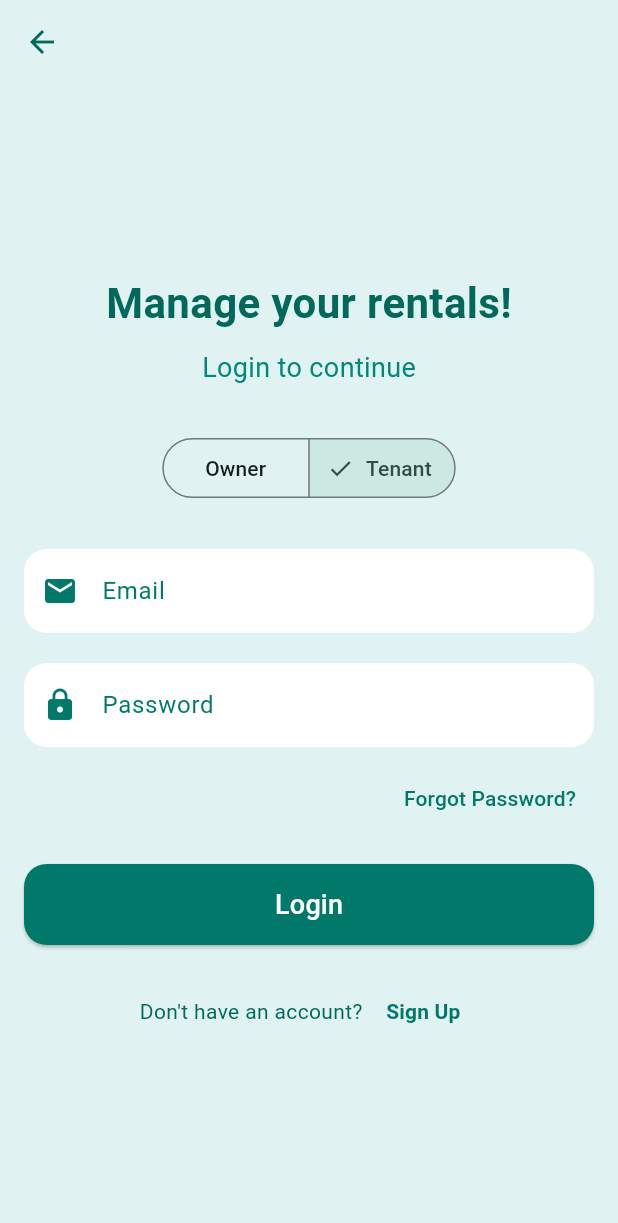
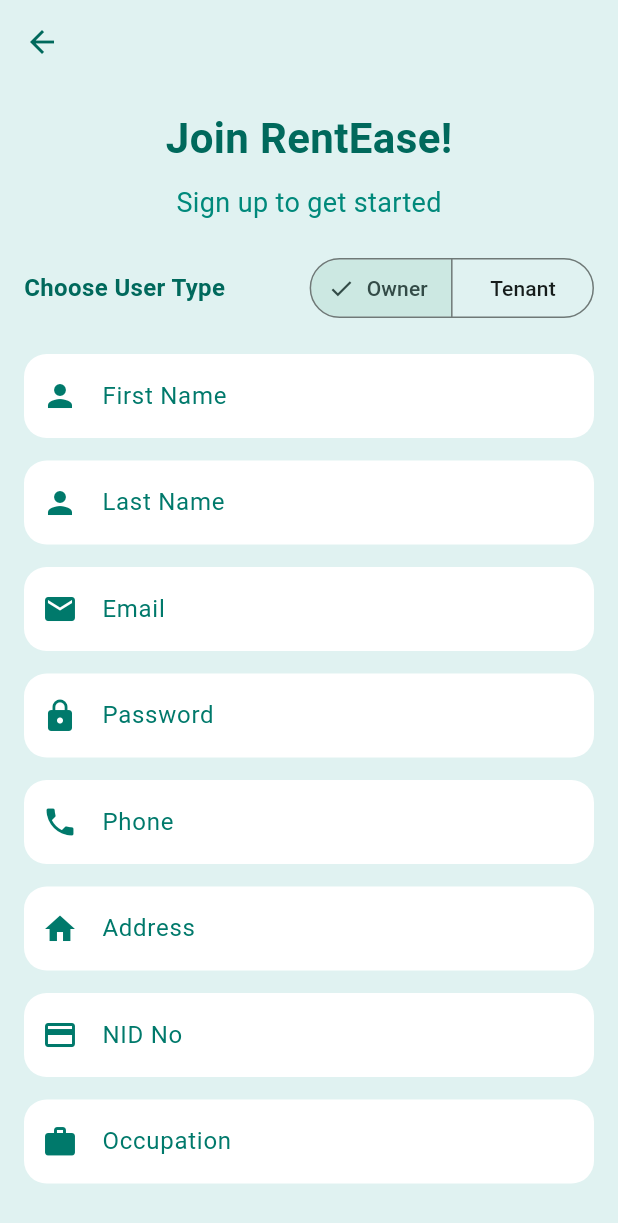
Before and after one commit to ShadmaN1028/RentEase, a Flutter app: the LoginPage screen opened directly, after a tap on "Tenant", after a tap on "Sign Up", on a phone screen of 412 x 824 dp. Shown: the top 1223 px of the screen. Run offline on Flutter 3.47's test engine with Material 3 defaults, Android fonts, the light colour scheme and no system bars; our stand-ins replace lottie.

Commit message:
Login pages all done. Dark mode support left

```diff
--- a/lib/screens/login_pages/login_page.dart
+++ b/lib/screens/login_pages/login_page.dart
@@ -1,5 +1,7 @@
 import 'package:flutter/material.dart';
 import 'package:rentease/data/constants.dart';
+import 'package:rentease/screens/login_pages/reset_password.dart';
+import 'package:rentease/screens/login_pages/signup_page.dart';
 
 class LoginPage extends StatefulWidget {
   const LoginPage({super.key});
@@ -105,7 +107,16 @@ class _LoginPageState extends State<LoginPage> {
                 Align(
                   alignment: Alignment.centerRight,
                   child: TextButton(
-                    onPressed: () {}, // TODO: Implement Forgot Password
+                    onPressed: () {
+                      Navigator.push(
+                        context,
+                        MaterialPageRoute(
+                          builder: (context) {
+                            return ResetPassword();
+                          },
+                        ),
+                      );
+                    },
                     child: Text(
                       "Forgot Password?",
                       style: TextStyle(color: Colors.teal[700]),
@@ -145,7 +156,14 @@ class _LoginPageState extends State<LoginPage> {
                       ),
                       TextButton(
                         onPressed: () {
-                          // TODO: Navigate to Signup Page
+                          Navigator.push(
+                            context,
+                            MaterialPageRoute(
+                              builder: (context) {
+                                return SignupPage();
+                              },
+                            ),
+                          );
                         },
                         child: Text(
                           "Sign Up",
--- /dev/null
+++ b/lib/screens/login_pages/signup_page.dart
@@ -0,0 +1,274 @@
+import 'package:flutter/material.dart';
+import 'package:rentease/data/constants.dart';
+import 'package:rentease/screens/login_pages/login_page.dart';
+
+class SignupPage extends StatefulWidget {
+  const SignupPage({super.key});
+
+  @override
+  State<SignupPage> createState() => _SignupPageState();
+}
+
+class _SignupPageState extends State<SignupPage> {
+  final _formKey = GlobalKey<FormState>();
+  bool isOwner = true; // Default to Owner
+
+  @override
+  Widget build(BuildContext context) {
+    return Scaffold(
+      appBar: AppBar(
+        backgroundColor: BackgroundColor.bgcolor,
+        iconTheme: IconThemeData(color: BackgroundColor.button2),
+      ),
+      backgroundColor: BackgroundColor.bgcolor,
+      body: SafeArea(
+        child: Center(
+          child: Padding(
+            padding: const EdgeInsets.all(16.0),
+            child: SingleChildScrollView(
+              child: Form(
+                key: _formKey,
+                child: Column(
+                  crossAxisAlignment: CrossAxisAlignment.start,
+                  children: [
+                    Center(
+                      child: Text(
+                        "Join RentEase!",
+                        style: TextStyle(
+                          fontSize: 28,
+                          fontWeight: FontWeight.bold,
+                          color: BackgroundColor.textbold,
+                        ),
+                      ),
+                    ),
+                    SizedBox(height: 10),
+                    Center(
+                      child: Text(
+                        "Sign up to get started",
+                        style: TextStyle(
+                          fontSize: 18,
+                          color: BackgroundColor.textlight,
+                        ),
+                      ),
+                    ),
+                    SizedBox(height: 20),
+                    Row(
+                      mainAxisAlignment: MainAxisAlignment.spaceBetween,
+                      children: [
+                        Text(
+                          "Choose User Type",
+                          style: TextStyle(
+                            fontSize: 16,
+                            fontWeight: FontWeight.bold,
+                            color: Colors.teal[800],
+                          ),
+                        ),
+                        SegmentedButton<bool>(
+                          segments: const <ButtonSegment<bool>>[
+                            ButtonSegment<bool>(
+                              value: true,
+                              label: Text('Owner'),
+                            ),
+                            ButtonSegment<bool>(
+                              value: false,
+                              label: Text('Tenant'),
+                            ),
+                          ],
+                          selected: {isOwner},
+                          onSelectionChanged: (Set<bool> newSelection) {
+                            setState(() {
+                              isOwner = newSelection.first;
+                            });
+                          },
+                        ),
+                      ],
+                    ),
+                    SizedBox(height: 20),
+                    // First Name Field
+                    TextFormField(
+                      decoration: InputDecoration(
+                        labelText: "First Name",
+                        labelStyle: TextStyle(color: Colors.teal[700]),
+                        prefixIcon: Icon(Icons.person, color: Colors.teal[700]),
+                        filled: true,
+                        fillColor: Colors.white,
+                        border: OutlineInputBorder(
+                          borderRadius: BorderRadius.circular(15),
+                          borderSide: BorderSide.none,
+                        ),
+                      ),
+                    ),
+                    SizedBox(height: 15),
+                    // Last Name Field
+                    TextFormField(
+                      decoration: InputDecoration(
+                        labelText: "Last Name",
+                        labelStyle: TextStyle(color: Colors.teal[700]),
+                        prefixIcon: Icon(Icons.person, color: Colors.teal[700]),
+                        filled: true,
+                        fillColor: Colors.white,
+                        border: OutlineInputBorder(
+                          borderRadius: BorderRadius.circular(15),
+                          borderSide: BorderSide.none,
+                        ),
+                      ),
+                    ),
+                    SizedBox(height: 15),
+                    // Email Field
+                    TextFormField(
+                      decoration: InputDecoration(
+                        labelText: "Email",
+                        labelStyle: TextStyle(color: Colors.teal[700]),
+                        prefixIcon: Icon(Icons.email, color: Colors.teal[700]),
+                        filled: true,
+                        fillColor: Colors.white,
+                        border: OutlineInputBorder(
+                          borderRadius: BorderRadius.circular(15),
+                          borderSide: BorderSide.none,
+                        ),
+                      ),
+                    ),
+                    SizedBox(height: 15),
+                    // Password Field
+                    TextFormField(
+                      obscureText: true,
+                      decoration: InputDecoration(
+                        labelText: "Password",
+                        labelStyle: TextStyle(color: Colors.teal[700]),
+                        prefixIcon: Icon(Icons.lock, color: Colors.teal[700]),
+                        filled: true,
+                        fillColor: Colors.white,
+                        border: OutlineInputBorder(
+                          borderRadius: BorderRadius.circular(15),
+                          borderSide: BorderSide.none,
+                        ),
+                      ),
+                    ),
+                    SizedBox(height: 15),
+                    // Phone Field
+                    TextFormField(
+                      decoration: InputDecoration(
+                        labelText: "Phone",
+                        labelStyle: TextStyle(color: Colors.teal[700]),
+                        prefixIcon: Icon(Icons.phone, color: Colors.teal[700]),
+                        filled: true,
+                        fillColor: Colors.white,
+                        border: OutlineInputBorder(
+                          borderRadius: BorderRadius.circular(15),
+                          borderSide: BorderSide.none,
+                        ),
+                      ),
+                      keyboardType: TextInputType.phone,
+                    ),
+                    SizedBox(height: 15),
+                    // Address Field
+                    TextFormField(
+                      decoration: InputDecoration(
+                        labelText: "Address",
+                        labelStyle: TextStyle(color: Colors.teal[700]),
+                        prefixIcon: Icon(Icons.home, color: Colors.teal[700]),
+                        filled: true,
+                        fillColor: Colors.white,
+                        border: OutlineInputBorder(
+                          borderRadius: BorderRadius.circular(15),
+                          borderSide: BorderSide.none,
+                        ),
+                      ),
+                    ),
+                    SizedBox(height: 15),
+                    // NID Field
+                    TextFormField(
+                      decoration: InputDecoration(
+                        labelText: "NID No",
+                        labelStyle: TextStyle(color: Colors.teal[700]),
+                        prefixIcon: Icon(
+                          Icons.credit_card,
+                          color: Colors.teal[700],
+                        ),
+                        filled: true,
+                        fillColor: Colors.white,
+                        border: OutlineInputBorder(
+                          borderRadius: BorderRadius.circular(15),
+                          borderSide: BorderSide.none,
+                        ),
+                      ),
+                      keyboardType: TextInputType.number,
+                    ),
+                    SizedBox(height: 15),
+                    // Occupation Field
+                    TextFormField(
+                      decoration: InputDecoration(
+                        labelText: "Occupation",
+                        labelStyle: TextStyle(color: Colors.teal[700]),
+                        prefixIcon: Icon(Icons.work, color: Colors.teal[700]),
+                        filled: true,
+                        fillColor: Colors.white,
+                        border: OutlineInputBorder(
+                          borderRadius: BorderRadius.circular(15),
+                          borderSide: BorderSide.none,
+                        ),
+                      ),
+                    ),
+                    SizedBox(height: 20),
+                    SizedBox(
+                      width: double.infinity,
+                      child: ElevatedButton(
+                        style: ElevatedButton.styleFrom(
+                          backgroundColor: BackgroundColor.button,
+                          padding: EdgeInsets.symmetric(vertical: 14),
+                          shape: RoundedRectangleBorder(
+                            borderRadius: BorderRadius.circular(15),
+                          ),
+                        ),
+                        onPressed: () {
+                          if (_formKey.currentState!.validate()) {
+                            // TODO: Implement Signup Logic
+                          }
+                        },
+                        child: Text(
+                          "Sign Up",
+                          style: TextStyle(fontSize: 18, color: Colors.white),
+                        ),
+                      ),
+                    ),
+                    SizedBox(height: 15),
+                    Center(
+                      child: Row(
+                        mainAxisAlignment: MainAxisAlignment.center,
+                        children: [
+                          Text(
+                            "Already have an account? ",
+                            style: TextStyle(color: Colors.teal[800]),
+                          ),
+                          TextButton(
+                            onPressed: () {
+                              Navigator.push(
+                                context,
+                                MaterialPageRoute(
+                                  builder: (context) {
+                                    return LoginPage();
+                                  },
+                                ),
+                              );
+                            },
+                            child: Text(
+                              "Login",
+                              style: TextStyle(
+                                fontWeight: FontWeight.bold,
+                                color: Colors.teal[700],
+                              ),
+                            ),
+                          ),
+                        ],
+                      ),
+                    ),
+                  ],
+                ),
+              ),
+            ),
+          ),
+        ),
+      ),
+    );
+  }
+}
```
Also changed, not shown: lib/screens/login_pages/reset_password.dart (added, +97 -0 lines), lib/screens/welcome_screen/welcome_newuser_page.dart (+18 -16 lines), 1 other file.
